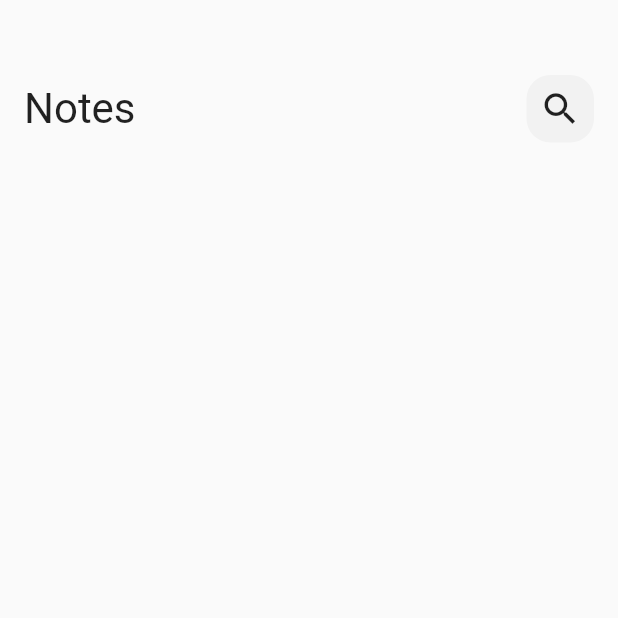
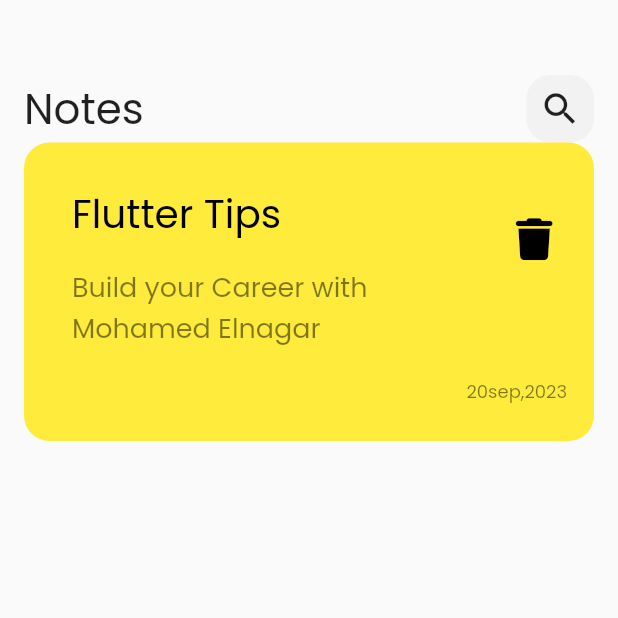
Before and after one commit to mohamed-elnagar0/Notes_App, a Flutter app: the screen it shows after launch, on a phone screen of 412 x 824 dp, the top half of it. Run offline on Flutter 3.47's test engine with Material 2 defaults, Android fonts, the phone set to English and light mode, and no system bars; our stand-ins replace font_awesome_flutter.

Commit message:
Create custom note item

```diff
--- a/lib/main.dart
+++ b/lib/main.dart
@@ -10,6 +10,7 @@ class NotesApp extends StatelessWidget {
   @override
   Widget build(BuildContext context) {
     return MaterialApp(
+      theme: ThemeData(fontFamily: 'Poppins'),
       darkTheme: ThemeData.dark(),
       home: const NotesView(),
       debugShowCheckedModeBanner: false,
--- /dev/null
+++ b/lib/views/widgets/custom_note_item.dart
@@ -0,0 +1,62 @@
+import 'package:flutter/material.dart';
+import 'package:font_awesome_flutter/font_awesome_flutter.dart';
+
+class NoteItem extends StatelessWidget {
+  const NoteItem({super.key});
+  @override
+  Widget build(BuildContext context) {
+    return Container(
+      padding: const EdgeInsets.only(
+        top: 24,
+        bottom: 24,
+        left: 16,
+      ),
+      decoration: BoxDecoration(
+        color: Colors.yellow,
+        borderRadius: BorderRadius.circular(17),
+      ),
+      child: Column(
+        crossAxisAlignment: CrossAxisAlignment.end,
+        children: [
+          ListTile(
+            title: const Text(
+              'Flutter Tips',
+              style: TextStyle(
+                color: Colors.black,
+                fontSize: 26,
+              ),
+            ),
+            subtitle: Padding(
+              padding: const EdgeInsets.only(top: 16, bottom: 16),
+              child: Text(
+                'Build your Career with Mohamed Elnagar',
+                style: TextStyle(
+                  color: Colors.black.withOpacity(.5),
+                  fontSize: 18,
+                ),
+              ),
+            ),
+            trailing: IconButton(
+              onPressed: () {},
+              icon: const Icon(
+                FontAwesomeIcons.trash,
+                color: Colors.black,
+                size: 28,
+              ),
+            ),
+          ),
+          Padding(
+            padding: const EdgeInsets.only(right: 18),
+            child: Text(
+              '20sep,2023',
+              style: TextStyle(
+                fontSize: 12,
+                color: Colors.black.withOpacity(.5),
+              ),
+            ),
+          )
+        ],
+      ),
+    );
+  }
+}
--- a/lib/views/widgets/notes_view_body.dart
+++ b/lib/views/widgets/notes_view_body.dart
@@ -1,5 +1,6 @@
 import 'package:flutter/material.dart';
 import 'package:notes_app/views/widgets/custom_app_bar.dart';
+import 'package:notes_app/views/widgets/custom_note_item.dart';
 
 class NotesViewBody extends StatelessWidget {
   const NotesViewBody({super.key});
@@ -14,6 +15,7 @@ class NotesViewBody extends StatelessWidget {
             height: 50,
           ),
           CustomAppBar(),
+          NoteItem(),
         ],
       ),
     );
```
Also changed, not shown: pubspec.yaml (+5 -4 lines), assets/fonts/Poppins/Poppins-ExtraLight.ttf (added), assets/fonts/Poppins/Poppins-ExtraLightItalic.ttf (added), assets/fonts/Poppins/Poppins-Italic.ttf (added), assets/fonts/Poppins/Poppins-Regular.ttf (added), assets/fonts/Poppins/Poppins-Thin.ttf (added), assets/fonts/Poppins/Poppins-ThinItalic.ttf (added), pubspec.lock.
